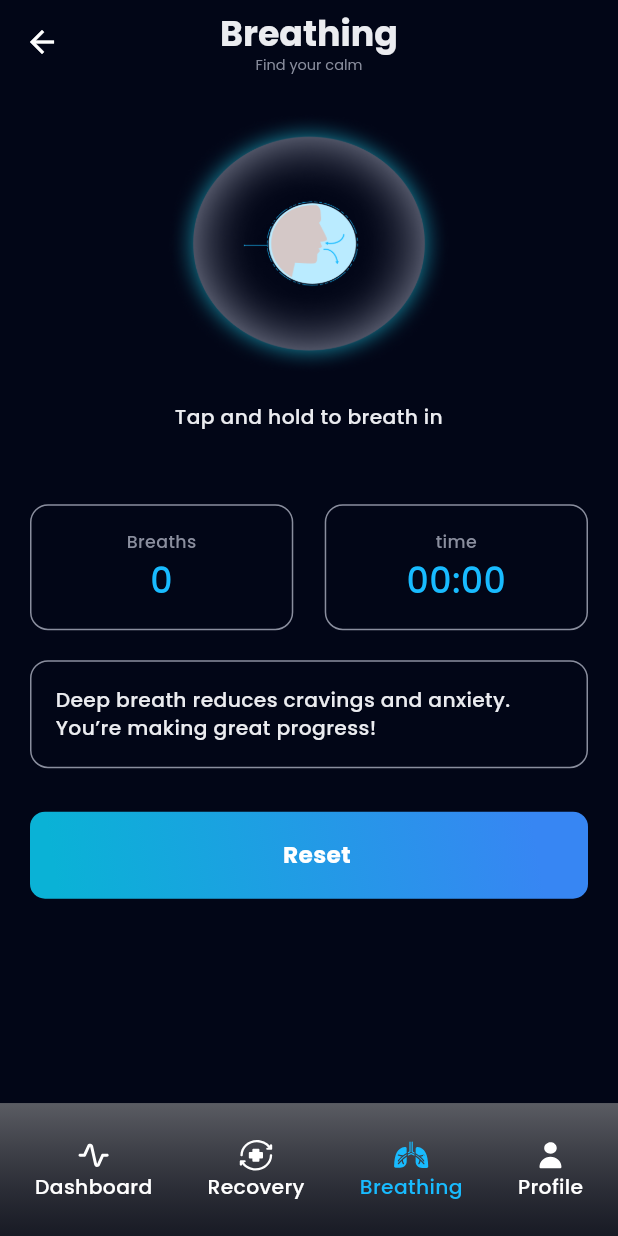
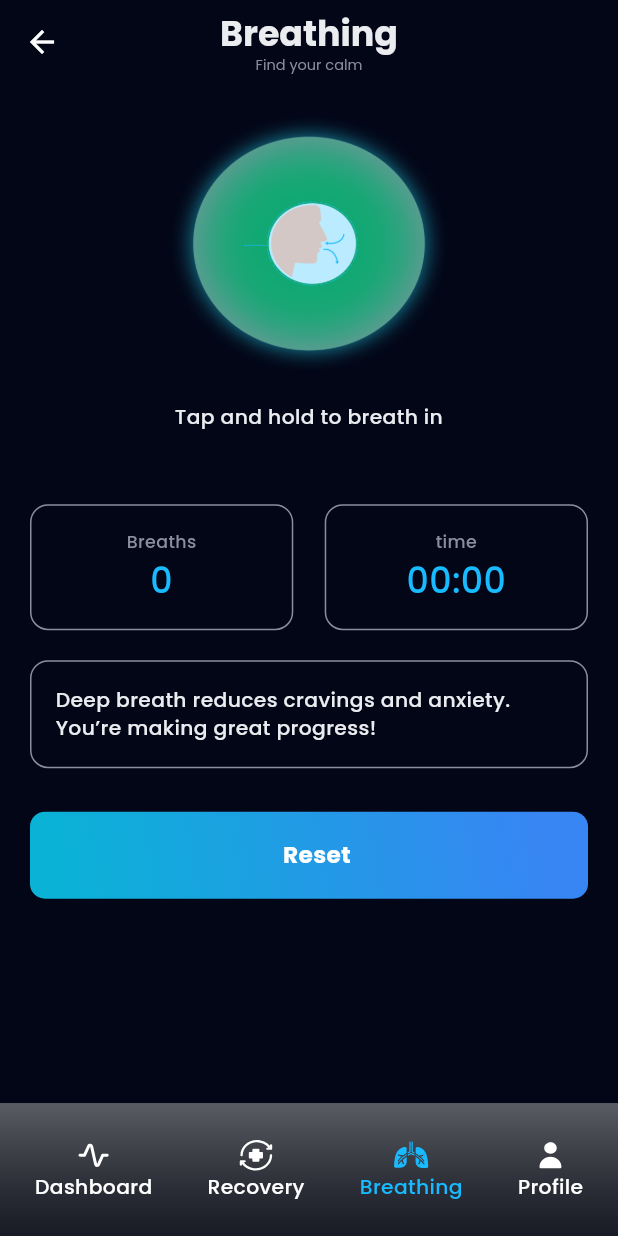
Before and after one commit to bdCalling-Sdt-hub/Vapeless-App, a Flutter app: the BreathingScreen screen opened by its route, on a phone screen of 412 x 824 dp. Run offline on Flutter 3.47's test engine with Material 3 defaults, Android fonts, the phone set to English and light mode, and no system bars; our stand-ins replace cached_network_image, carousel_slider, fl_chart, flutter_html, flutter_local_notifications, flutter_rating_bar and 10 more; missing offline and left inert: flutter_stripe, linear_progress_bar; accounts and stored records are empty; network calls fail.

Commit message:
improve code

```diff
--- a/lib/controllers/breathing_controller.dart
+++ b/lib/controllers/breathing_controller.dart
@@ -3,7 +3,7 @@ import 'dart:async';
 import 'package:get/get.dart';
 
 class BreathingController extends GetxController {
-  bool showFirst = true;
+  bool showFirst = false;
 
   int breathCount = 0;
 
--- a/lib/utils/app_icons.dart
+++ b/lib/utils/app_icons.dart
@@ -22,4 +22,5 @@ class AppIcons {
   static const String nicotineCravings = "$baseurl/nicotine_cravings.svg";
   static const String smell = "$baseurl/smell.svg";
   static const String award = "$baseurl/award.svg";
+  static const String breathingTap = "$baseurl/breathing_tap.svg";
 }
--- a/lib/utils/app_url.dart
+++ b/lib/utils/app_url.dart
@@ -1,6 +1,6 @@
 class AppUrls {
-  static const baseUrl = "http://192.168.10.176:3010/api/v1";
-  static const imageUrl = "http://192.168.10.176:3010";
+  static const baseUrl = "http://192.168.10.176:3000/api/v1";
+  static const imageUrl = "http://192.168.10.176:3000";
   static const socketUrl = "http://192.168.10.176:3001";
 
 
--- a/lib/view/screen/breathing_screen.dart
+++ b/lib/view/screen/breathing_screen.dart
@@ -54,7 +54,8 @@ class _BreathingScreenState extends State<BreathingScreen> {
                     ? GestureDetector(
                         onTapDown: controller.startBreathing,
                         onTapUp: controller.endBreathing,
-                        child: Container(
+                        child: AnimatedContainer(
+                          duration: const Duration(seconds: 3),
                           key: const ValueKey(
                               1), // Unique key to identify widget
 
--- a/pubspec.yaml
+++ b/pubspec.yaml
@@ -56,6 +56,7 @@ dependencies:
 #  flutter_paypal_payment: ^1.0.6
   flutter_stripe: ^10.1.1
   fl_chart: ^0.69.0
+  pulsator: ^1.0.0+2
 
 
 dev_dependencies:
```
Also changed, not shown: assets/icons/breathing_tap.svg (added), assets/icons/james.png (renamed from assets/images/james.png), pubspec.lock.
